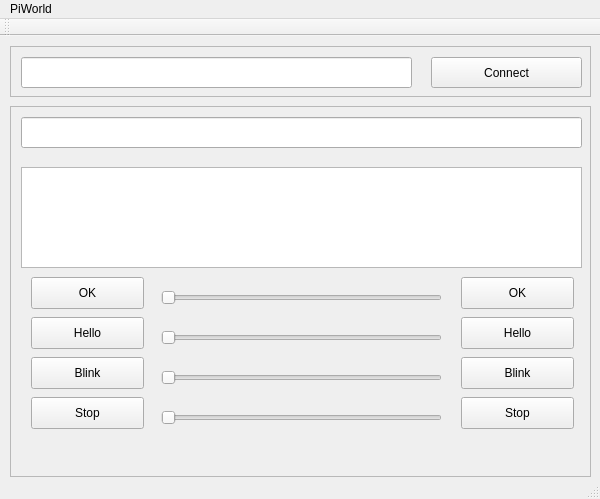
Qt form mainwindow.ui (BillSnook/PiWorld) before a commit.
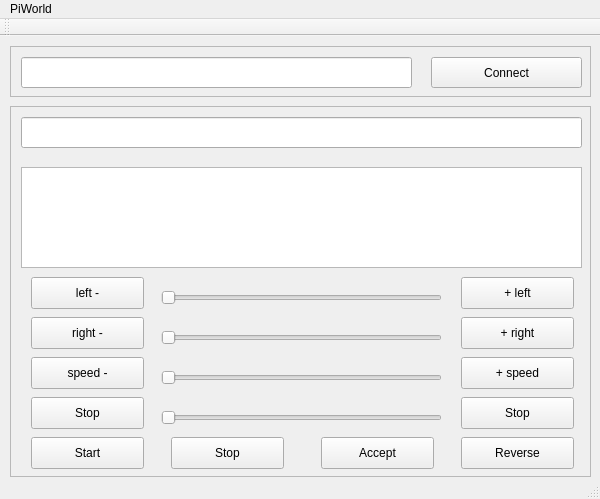
The same form after that commit.

Commit message: New UI for speed settings

Patch:
```diff
--- a/mainwindow.ui
+++ b/mainwindow.ui
@@ -65,7 +65,7 @@
        </rect>
       </property>
       <property name="text">
-       <string>OK</string>
+       <string>left -</string>
       </property>
      </widget>
      <widget class="QPushButton" name="helloButton">
@@ -78,7 +78,7 @@
        </rect>
       </property>
       <property name="text">
-       <string>Hello</string>
+       <string>right -</string>
       </property>
      </widget>
      <widget class="QPushButton" name="blinkButton">
@@ -91,7 +91,7 @@
        </rect>
       </property>
       <property name="text">
-       <string>Blink</string>
+       <string>speed -</string>
       </property>
      </widget>
      <widget class="QPushButton" name="stopButton">
@@ -169,7 +169,7 @@
        </rect>
       </property>
       <property name="text">
-       <string>OK</string>
+       <string>+ left</string>
       </property>
      </widget>
      <widget class="QPushButton" name="helloButton_2">
@@ -182,7 +182,7 @@
        </rect>
       </property>
       <property name="text">
-       <string>Hello</string>
+       <string>+ right</string>
       </property>
      </widget>
      <widget class="QPushButton" name="blinkButton_2">
@@ -195,7 +195,7 @@
        </rect>
       </property>
       <property name="text">
-       <string>Blink</string>
+       <string>+ speed</string>
       </property>
      </widget>
      <widget class="QPushButton" name="stopButton_2">
@@ -211,6 +211,58 @@
        <string>Stop</string>
       </property>
      </widget>
+     <widget class="QPushButton" name="t1">
+      <property name="geometry">
+       <rect>
+        <x>20</x>
+        <y>330</y>
+        <width>113</width>
+        <height>32</height>
+       </rect>
+      </property>
+      <property name="text">
+       <string>Start</string>
+      </property>
+     </widget>
+     <widget class="QPushButton" name="t4">
+      <property name="geometry">
+       <rect>
+        <x>450</x>
+        <y>330</y>
+        <width>113</width>
+        <height>32</height>
+       </rect>
+      </property>
+      <property name="text">
+       <string>Reverse</string>
+      </property>
+     </widget>
+     <widget class="QPushButton" name="t2">
+      <property name="geometry">
+       <rect>
+        <x>160</x>
+        <y>330</y>
+        <width>113</width>
+        <height>32</height>
+       </rect>
+      </property>
+      <property name="text">
+       <string>Stop</string>
+      </property>
+     </widget>
+     <widget class="QPushButton" name="t3">
+      <property name="geometry">
+       <rect>
+        <x>310</x>
+        <y>330</y>
+        <width>113</width>
+        <height>32</height>
+       </rect>
+      </property>
+      <property name="text">
+       <string>Accept</string>
+      </property>
+     </widget>
     </widget>
    </widget>
    <widget class="QScrollArea" name="connectBox">
```
Left out of the diff: 3 changed lines with no effect on the pictures. The commit also changes 4 other files.
